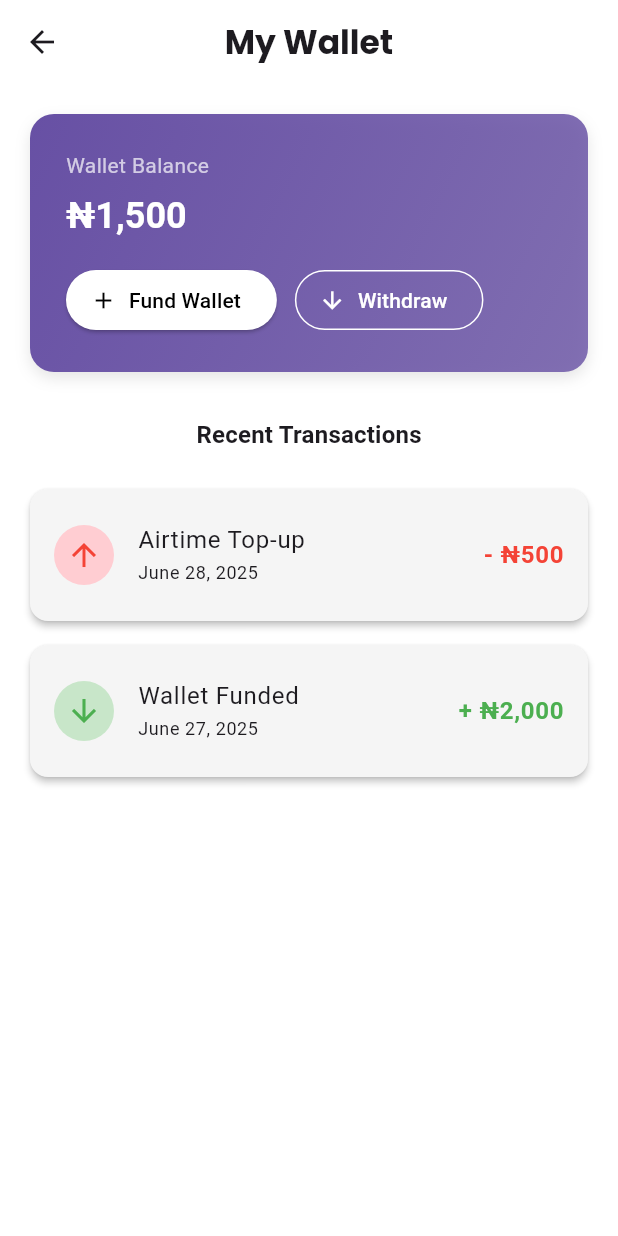
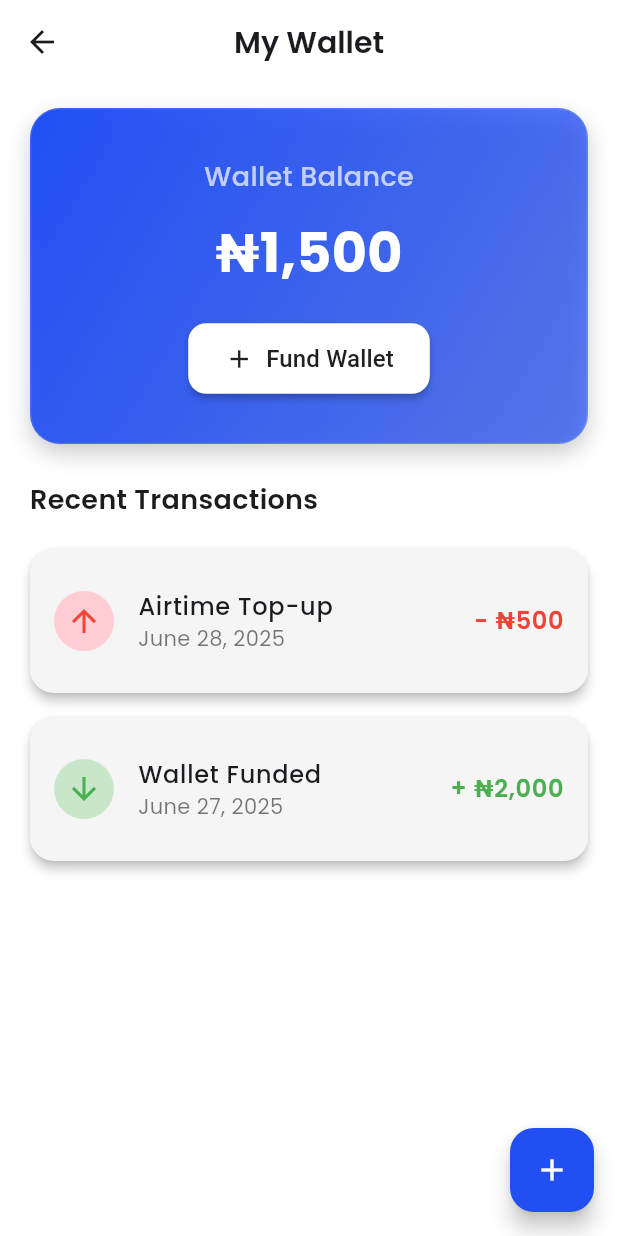
Before and after one commit to kinzy469/vtu, a Flutter app: the WalletScreen screen opened directly, on a phone screen of 412 x 824 dp. Run offline on Flutter 3.47's test engine with Material 3 defaults, Android fonts, the phone set to English and light mode, and no system bars; our stand-ins replace font_awesome_flutter, google_fonts.

Commit message:
Removed the withrw button and also added a notification screen

```diff
--- a/lib/features/wallet/walletscreen.dart
+++ b/lib/features/wallet/walletscreen.dart
@@ -1,7 +1,7 @@
 import 'package:flutter/material.dart';
 import 'package:google_fonts/google_fonts.dart';
+import 'package:vtu_topup/apps/core/constant/app_color.dart';
 import 'package:vtu_topup/features/wallet/fundwallet.dart';
-import 'package:vtu_topup/features/wallet/withraw.dart';
 
 class Transaction {
   final String title;
@@ -52,7 +52,8 @@ class WalletScreen extends StatelessWidget {
         title: Text(
           "My Wallet",
           style: GoogleFonts.poppins(
-            fontWeight: FontWeight.bold,
+            fontWeight: FontWeight.w600,
+            fontSize: 20,
             color: Theme.of(context).colorScheme.onBackground,
           ),
         ),
@@ -60,28 +61,41 @@ class WalletScreen extends StatelessWidget {
         elevation: 0,
         centerTitle: true,
       ),
+      floatingActionButton: FloatingActionButton(
+        onPressed: () {
+          Navigator.push(
+            context,
+            MaterialPageRoute(builder: (_) => Fundwallet()),
+          );
+        },
+        backgroundColor: AppColor.primary,
+        child: const Icon(Icons.add, color: Colors.white),
+        tooltip: 'Fund Wallet',
+      ),
       body: SafeArea(
         child: Padding(
-          padding: const EdgeInsets.all(20),
+          padding: const EdgeInsets.symmetric(horizontal: 20, vertical: 16),
           child: Column(
             crossAxisAlignment: CrossAxisAlignment.start,
             children: [
               _WalletCard(balance: "₦1,500"),
-              const SizedBox(height: 30),
-              Center(
-                child: Text(
+              const SizedBox(height: 24),
+              Text(
                 "Recent Transactions",
-                  style: Theme.of(context).textTheme.titleMedium?.copyWith(
-                        fontWeight: FontWeight.bold,
+                style: GoogleFonts.poppins(
+                  fontSize: 18,
+                  fontWeight: FontWeight.w600,
+                  color: Theme.of(context).colorScheme.onBackground,
                 ),
-                ),
+                textAlign: TextAlign.center,
               ),
               const SizedBox(height: 16),
               Expanded(
                 child: transactions.isEmpty
-                    ? const Center(child: Text("No transactions yet"))
-                    : ListView.builder(
+                    ? _EmptyState()
+                    : ListView.separated(
                         itemCount: transactions.length,
+                        separatorBuilder: (context, index) => const SizedBox(height: 8),
                         itemBuilder: (context, index) {
                           return _TransactionTile(transaction: transactions[index]);
                         },
@@ -106,70 +120,65 @@ class _WalletCard extends StatelessWidget {
 
     return Container(
       width: double.infinity,
-      padding: const EdgeInsets.all(24),
+      padding: const EdgeInsets.symmetric(vertical: 32, horizontal: 24),
       decoration: BoxDecoration(
         gradient: LinearGradient(
-          colors: [
-            colorScheme.primary,
-            colorScheme.primary.withOpacity(0.8),
-          ],
+          colors: [AppColor.primary, AppColor.primary.withOpacity(0.7)],
           begin: Alignment.topLeft,
           end: Alignment.bottomRight,
         ),
-        borderRadius: BorderRadius.circular(16),
+        borderRadius: BorderRadius.circular(20),
         boxShadow: [
           BoxShadow(
-            color: colorScheme.shadow.withOpacity(0.1),
-            blurRadius: 8,
-            offset: const Offset(0, 4),
+            color: colorScheme.shadow.withOpacity(0.2),
+            blurRadius: 12,
+            offset: const Offset(0, 6),
           ),
         ],
+        border: Border.all(color: Colors.white.withOpacity(0.1)),
       ),
       child: Column(
-        crossAxisAlignment: CrossAxisAlignment.start,
+        crossAxisAlignment: CrossAxisAlignment.center,
         children: [
-          Text("Wallet Balance",
-              style: Theme.of(context)
-                  .textTheme
-                  .bodyMedium
-                  ?.copyWith(color: Colors.white70)),
-          const SizedBox(height: 8),
+          Text(
+            "Wallet Balance",
+            style: GoogleFonts.poppins(
+              fontSize: 18,
+              fontWeight: FontWeight.w500,
+              color: Colors.white70,
+            ),
+          ),
+          const SizedBox(height: 12),
           Text(
             balance,
-            style: Theme.of(context).textTheme.headlineSmall?.copyWith(
+            style: GoogleFonts.poppins(
+              fontSize: 36,
               fontWeight: FontWeight.bold,
               color: Colors.white,
             ),
           ),
-          const SizedBox(height: 16),
-          Row(
-            children: [
+          const SizedBox(height: 20),
           ElevatedButton.icon(
             onPressed: () {
-                  Navigator.push(context,
-                      MaterialPageRoute(builder: (_) => Fundwallet()));
+              Navigator.push(
+                context,
+                MaterialPageRoute(builder: (_) => Fundwallet()),
+              );
             },
-                icon: const Icon(Icons.add),
-                label: const Text("Fund Wallet"),
+            icon: const Icon(Icons.add, size: 20),
+            label: const Text(
+              "Fund Wallet",
+              style: TextStyle(fontSize: 16),
+            ),
             style: ElevatedButton.styleFrom(
               backgroundColor: Colors.white,
-                  foregroundColor: Colors.black,
+              foregroundColor: AppColor.textDark,
+              padding: const EdgeInsets.symmetric(horizontal: 24, vertical: 12),
+              shape: RoundedRectangleBorder(
+                borderRadius: BorderRadius.circular(12),
               ),
+              elevation: 2,
             ),
-              const SizedBox(width: 12),
-              OutlinedButton.icon(
-                onPressed: () {
-                  Navigator.push(context,
-                      MaterialPageRoute(builder: (_) => WithdrawScreen()));
-                },
-                icon: const Icon(Icons.arrow_downward),
-                label: const Text("Withdraw"),
-                style: OutlinedButton.styleFrom(
-                  foregroundColor: Colors.white,
-                  side: const BorderSide(color: Colors.white),
-                ),
-              ),
-            ],
           ),
         ],
       ),
@@ -185,42 +194,86 @@ class _TransactionTile extends StatelessWidget {
   @override
   Widget build(BuildContext context) {
     final isDark = Theme.of(context).brightness == Brightness.dark;
-    final Color cardColor =
-        isDark ? Colors.grey[850]! : Colors.grey[100]!;
+    final Color cardColor = isDark ? Colors.grey[850]! : Colors.grey[100]!;
 
     return Card(
-      margin: const EdgeInsets.symmetric(vertical: 8),
+      margin: const EdgeInsets.symmetric(vertical: 4),
       color: cardColor,
-      elevation: 2,
-      shape: RoundedRectangleBorder(borderRadius: BorderRadius.circular(12)),
+      elevation: 3,
+      shape: RoundedRectangleBorder(borderRadius: BorderRadius.circular(16)),
       child: ListTile(
-        contentPadding:
-            const EdgeInsets.symmetric(horizontal: 16, vertical: 8),
+        contentPadding: const EdgeInsets.symmetric(horizontal: 16, vertical: 12),
         leading: CircleAvatar(
-          backgroundColor: transaction.isDebit
-              ? Colors.red[100]
-              : Colors.green[100],
+          backgroundColor: transaction.isDebit ? Colors.red[100] : Colors.green[100],
           child: Icon(
             transaction.isDebit ? Icons.arrow_upward : Icons.arrow_downward,
             color: transaction.isDebit ? Colors.red : Colors.green,
+            size: 24,
           ),
         ),
         title: Text(
           transaction.title,
-          style: Theme.of(context).textTheme.bodyLarge,
+          style: GoogleFonts.poppins(
+            fontSize: 16,
+            fontWeight: FontWeight.w500,
+            color: Theme.of(context).colorScheme.onBackground,
+          ),
         ),
         subtitle: Text(
           transaction.date,
-          style: Theme.of(context).textTheme.bodySmall,
+          style: GoogleFonts.poppins(
+            fontSize: 14,
+            color: Theme.of(context).colorScheme.onBackground.withOpacity(0.6),
+          ),
         ),
         trailing: Text(
           transaction.amount,
-          style: Theme.of(context).textTheme.bodyLarge?.copyWith(
+          style: GoogleFonts.poppins(
+            fontSize: 16,
+            fontWeight: FontWeight.w600,
             color: transaction.isDebit ? Colors.red : Colors.green,
-                fontWeight: FontWeight.w600,
           ),
         ),
+        onTap: () {
+          ScaffoldMessenger.of(context).showSnackBar(
+            SnackBar(content: Text("Tapped on ${transaction.title}")),
+          );
+        },
       ),
     );
   }
 }
+
+class _EmptyState extends StatelessWidget {
+  @override
+  Widget build(BuildContext context) {
+    return Column(
+      mainAxisAlignment: MainAxisAlignment.center,
+      children: [
+        Icon(
+          Icons.history_toggle_off,
+          size: 64,
+          color: Theme.of(context).colorScheme.onBackground.withOpacity(0.5),
+        ),
+        const SizedBox(height: 16),
+        Text(
+          "No transactions yet",
+          style: GoogleFonts.poppins(
+            fontSize: 18,
+            fontWeight: FontWeight.w500,
+            color: Theme.of(context).colorScheme.onBackground.withOpacity(0.7),
+          ),
+        ),
+        const SizedBox(height: 8),
+        Text(
+          "Fund your wallet to get started!",
+          style: GoogleFonts.poppins(
+            fontSize: 14,
+            color: Theme.of(context).colorScheme.onBackground.withOpacity(0.5),
+          ),
+          textAlign: TextAlign.center,
+        ),
+      ],
+    );
+  }
+}
```
Also changed, not shown: lib/features/home/screens/home_screen.dart (+2 -11 lines), lib/features/more/notifications.dart (added, +229 -0 lines), lib/features/wallet/withraw.dart (deleted, +0 -216 lines). Lines whose indentation alone changed are shown as unchanged.
